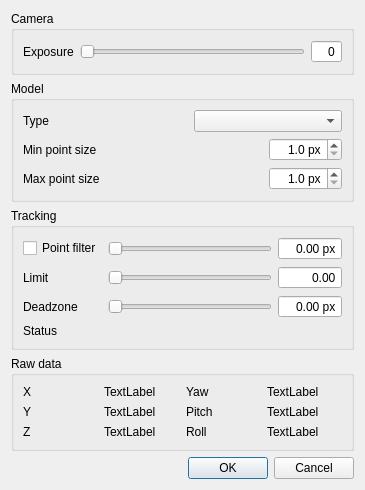
opentrack/opentrack, file tracker-trackhat/dialog.ui: the form before one commit.
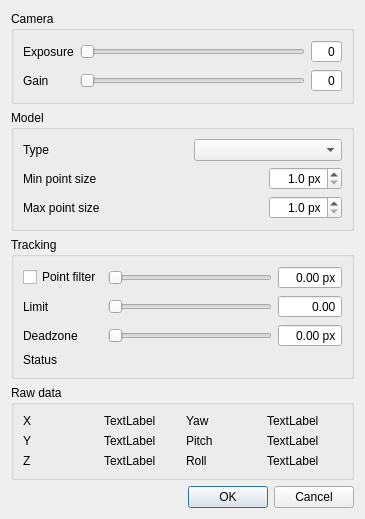
The form after the commit. Icons and pictures are not drawn.

Commit message: tracker/trackhat: add back gain slider

```diff
--- a/tracker-trackhat/dialog.ui
+++ b/tracker-trackhat/dialog.ui
@@ -7,7 +7,7 @@
     <x>0</x>
     <y>0</y>
     <width>365</width>
-    <height>429</height>
+    <height>460</height>
    </rect>
   </property>
   <property name="minimumSize">
@@ -75,6 +75,51 @@
         </property>
        </widget>
       </item>
+      <item row="1" column="0">
+       <widget class="QLabel" name="label_2">
+        <property name="text">
+         <string>Gain</string>
+        </property>
+       </widget>
+      </item>
+      <item row="1" column="1">
+       <widget class="QSlider" name="gain_slider">
+        <property name="sizePolicy">
+         <sizepolicy hsizetype="Expanding" vsizetype="Maximum">
+          <horstretch>0</horstretch>
+          <verstretch>0</verstretch>
+         </sizepolicy>
+        </property>
+        <property name="maximum">
+         <number>239</number>
+        </property>
+        <property name="pageStep">
+         <number>10</number>
+        </property>
+        <property name="orientation">
+         <enum>Qt::Horizontal</enum>
+        </property>
+       </widget>
+      </item>
+      <item row="1" column="2">
+       <widget class="QSpinBox" name="gain_label">
+        <property name="focusPolicy">
+         <enum>Qt::NoFocus</enum>
+        </property>
+        <property name="alignment">
+         <set>Qt::AlignRight|Qt::AlignTrailing|Qt::AlignVCenter</set>
+        </property>
+        <property name="readOnly">
+         <bool>true</bool>
+        </property>
+        <property name="buttonSymbols">
+         <enum>QAbstractSpinBox::NoButtons</enum>
+        </property>
+        <property name="maximum">
+         <number>999</number>
+        </property>
+       </widget>
+      </item>
      </layout>
     </widget>
    </item>
```
Left out of the diff: 38 changed lines with no effect on the pictures. The commit also changes 8 other files.
